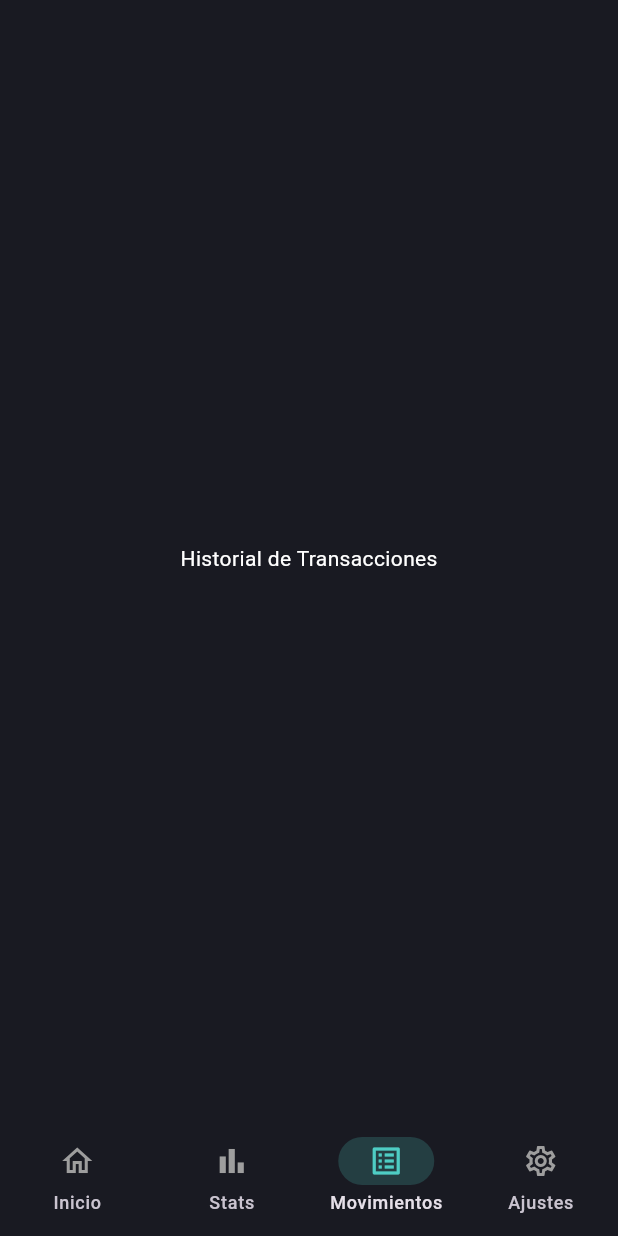
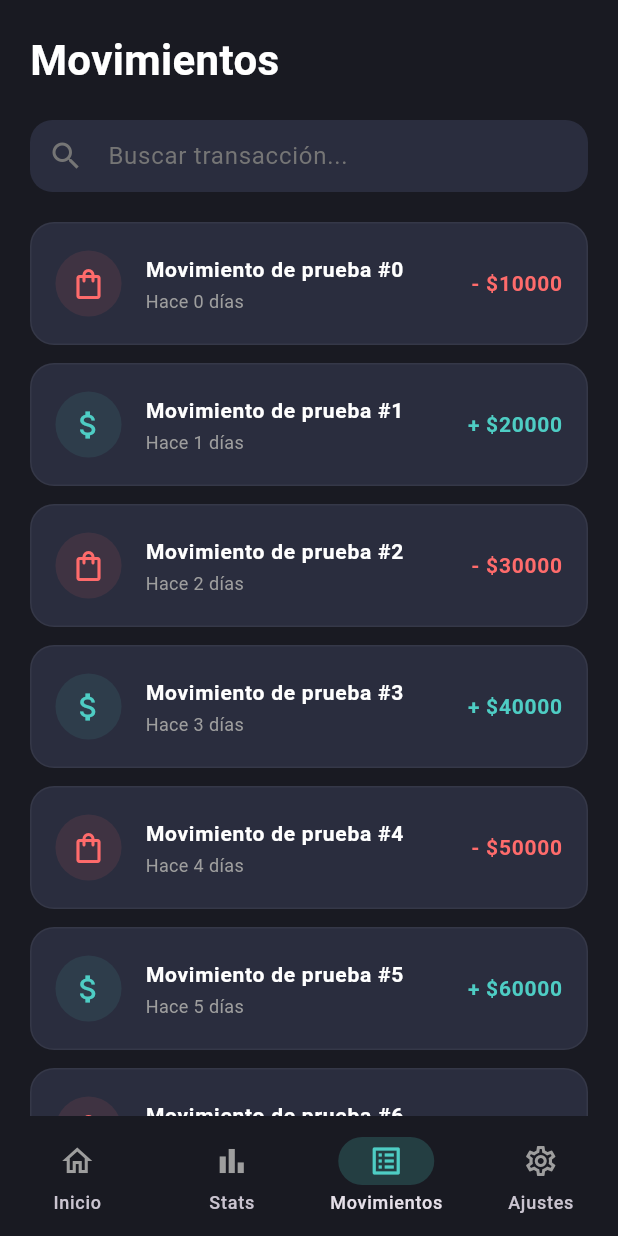
Before and after one commit to AndresCastilloPlata/balancea, a Flutter app: the screen it shows after launch, item 3 of the bottom bar chosen, on a phone screen of 412 x 824 dp. Run offline on Flutter 3.47's test engine with Material 3 defaults, Android fonts, the phone set to English and light mode, and no system bars; our stand-ins replace go_router.

Commit message:
Feat: Refactorización de TransactionTile a widget público y creación de TransactionsScreen con buscador

```diff
--- a/lib/presentation/screens/transactions_screen.dart
+++ b/lib/presentation/screens/transactions_screen.dart
@@ -1,15 +1,77 @@
 import 'package:flutter/material.dart';
+
+import '../widgets/shared/transaction_tile.dart';
 
 class TransactionsScreen extends StatelessWidget {
   const TransactionsScreen({super.key});
 
   @override
   Widget build(BuildContext context) {
-    return const Scaffold(
-      body: Center(
-        child: Text(
-          'Historial de Transacciones',
-          style: TextStyle(color: Colors.white),
+    return Scaffold(
+      backgroundColor: const Color(0xFF191A22),
+      body: SafeArea(
+        child: Column(
+          children: [
+            // Header + buscador
+            Padding(
+              padding: const EdgeInsets.all(20),
+              child: Column(
+                crossAxisAlignment: CrossAxisAlignment.start,
+                children: [
+                  const Text(
+                    'Movimientos',
+                    style: TextStyle(
+                      color: Colors.white,
+                      fontSize: 28,
+                      fontWeight: FontWeight.bold,
+                    ),
+                  ),
+                  const SizedBox(height: 20),
+
+                  // Input Busqueda
+                  TextField(
+                    style: const TextStyle(color: Colors.white),
+                    decoration: InputDecoration(
+                      filled: true,
+                      fillColor: const Color(0xFF2A2D3E),
+                      hintText: 'Buscar transacción...',
+                      hintStyle: TextStyle(color: Colors.grey[600]),
+                      prefixIcon: Icon(Icons.search, color: Colors.grey[600]),
+                      border: OutlineInputBorder(
+                        borderRadius: BorderRadius.circular(15),
+                        borderSide: BorderSide.none,
+                      ),
+                      contentPadding: const EdgeInsets.symmetric(
+                        vertical: 0,
+                        horizontal: 20,
+                      ),
+                    ),
+                  ),
+                ],
+              ),
+            ),
+
+            // Lista movimientos
+            Expanded(
+              child: ListView.builder(
+                padding: const EdgeInsets.symmetric(horizontal: 20),
+                itemCount: 15,
+                itemBuilder: (context, index) {
+                  //Datos falsos
+                  return TransactionTile(
+                    transaction: {
+                      'title': 'Movimiento de prueba #$index',
+                      'date': 'Hace $index días',
+                      'amount': '${(index + 1) * 10000}',
+                      'type': index % 2 == 0
+                          ? 'expense'
+                          : 'income', // Alternar color
+                    },
+                  );
+                },
+              ),
+            ),
+          ],
         ),
       ),
     );
--- a/lib/presentation/widgets/home/home_transactions.dart
+++ b/lib/presentation/widgets/home/home_transactions.dart
@@ -1,4 +1,5 @@
 import 'package:flutter/material.dart';
+import 'package:balancea/presentation/widgets/shared/transaction_tile.dart';
 
 class HomeTransactions extends StatelessWidget {
   const HomeTransactions({super.key});
@@ -10,67 +11,8 @@ class HomeTransactions extends StatelessWidget {
       itemCount: _dummyTransactions.length,
       itemBuilder: (BuildContext context, int index) {
         final transaction = _dummyTransactions[index];
-        return _TransactionItem(transaction: transaction);
+        return TransactionTile(transaction: transaction);
       },
-    );
-  }
-}
-
-class _TransactionItem extends StatelessWidget {
-  final Map<String, dynamic> transaction;
-
-  const _TransactionItem({required this.transaction});
-
-  @override
-  Widget build(BuildContext context) {
-    final isExpense = transaction['type'] == 'expense';
-    final color = isExpense ? const Color(0xFFFF6B6B) : const Color(0xFF4ECDC4);
-    final icon = isExpense ? Icons.shopping_bag_outlined : Icons.attach_money;
-
-    return Container(
-      margin: const EdgeInsets.symmetric(horizontal: 20, vertical: 8),
-      decoration: BoxDecoration(
-        color: const Color(0xFF2A2D3E),
-        borderRadius: BorderRadius.circular(16),
-        border: Border.all(color: Colors.white.withValues(alpha: 0.05)),
-      ),
-      child: ListTile(
-        contentPadding: const EdgeInsets.symmetric(horizontal: 16, vertical: 4),
-
-        // Izquierda: Icono circular
-        leading: Container(
-          padding: const EdgeInsets.all(10),
-          decoration: BoxDecoration(
-            color: color.withValues(alpha: 0.1),
-            shape: BoxShape.circle,
-          ),
-          child: Icon(icon, color: color, size: 24),
-        ),
-
-        // Centro: Titulo + fecha
-        title: Text(
-          transaction['title'],
-          style: const TextStyle(
-            color: Colors.white,
-            fontWeight: FontWeight.bold,
-            fontSize: 14,
-          ),
-        ),
-        subtitle: Text(
-          transaction['date'],
-          style: TextStyle(color: Colors.grey[500], fontSize: 12),
-        ),
-
-        //Derecha: Monto
-        trailing: Text(
-          '${isExpense ? "-" : "+"} \$${transaction['amount']}',
-          style: TextStyle(
-            color: color, // El color del texto coincide con el tipo
-            fontWeight: FontWeight.bold,
-            fontSize: 14,
-          ),
-        ),
-      ),
     );
   }
 }
--- /dev/null
+++ b/lib/presentation/widgets/shared/transaction_tile.dart
@@ -0,0 +1,54 @@
+import 'package:flutter/material.dart';
+
+class TransactionTile extends StatelessWidget {
+  final Map<String, dynamic> transaction;
+
+  const TransactionTile({super.key, required this.transaction});
+
+  @override
+  Widget build(BuildContext context) {
+    final isExpense = transaction['type'] == 'expense';
+    final color = isExpense ? const Color(0xFFFF6B6B) : const Color(0xFF4ECDC4);
+    final icon = isExpense ? Icons.shopping_bag_outlined : Icons.attach_money;
+
+    return Container(
+      margin: const EdgeInsets.only(bottom: 12),
+      decoration: BoxDecoration(
+        color: const Color(0xFF2A2D3E),
+        borderRadius: BorderRadius.circular(16),
+        border: Border.all(color: Colors.white.withValues(alpha: 0.05)),
+      ),
+      child: ListTile(
+        contentPadding: const EdgeInsets.symmetric(horizontal: 16, vertical: 4),
+        leading: Container(
+          padding: const EdgeInsets.all(10),
+          decoration: BoxDecoration(
+            color: color.withValues(alpha: 0.1),
+            shape: BoxShape.circle,
+          ),
+          child: Icon(icon, color: color, size: 24),
+        ),
+        title: Text(
+          transaction['title'],
+          style: const TextStyle(
+            color: Colors.white,
+            fontWeight: FontWeight.bold,
+            fontSize: 14,
+          ),
+        ),
+        subtitle: Text(
+          transaction['date'],
+          style: TextStyle(color: Colors.grey[500], fontSize: 12),
+        ),
+        trailing: Text(
+          '${isExpense ? "-" : "+"} \$${transaction['amount']}',
+          style: TextStyle(
+            color: color,
+            fontWeight: FontWeight.bold,
+            fontSize: 14,
+          ),
+        ),
+      ),
+    );
+  }
+}
```
